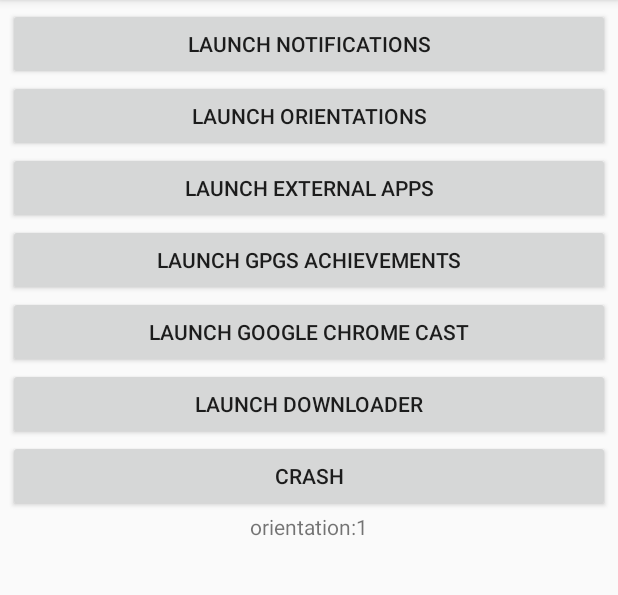
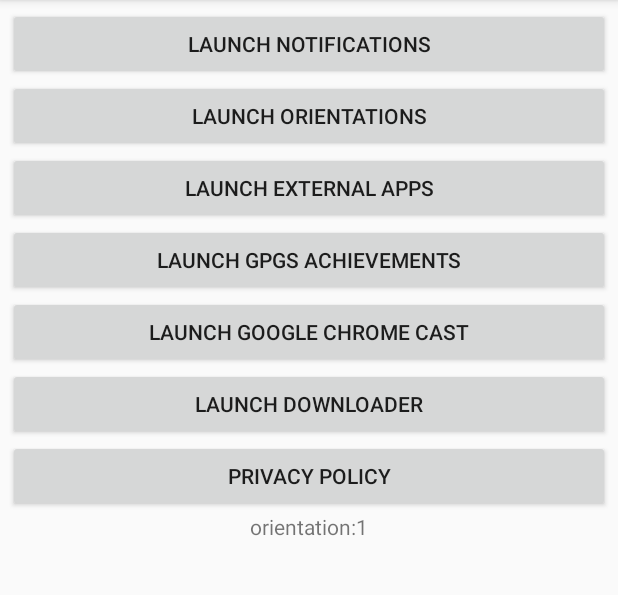
Before and after one commit to dhivadeekshi/MyAndroidSamples, an Android app: the screen it shows after launch (MainActivity), on a phone screen of 412 x 824 dp, the part 84-679 px from its top. Run offline under Robolectric (Android 15) with nearby library versions, the phone set to English and light mode, and no system bars; libraries missing offline, so code that uses them is left out: com.crashlytics.android; 1 statement that could not run was skipped.

Commit message:
Added Privacy Policy
Added button for the Privacy Policy
Privacy policy button will redirect the user to the new Privacy Policy URL
Removed the Test Crash Button

```diff
--- a/app/src/main/res/layout/activity_main.xml
+++ b/app/src/main/res/layout/activity_main.xml
@@ -47,11 +47,19 @@
             android:id="@+id/BtnLaunchDownloader"
             android:text="@string/launch_downloader"/>
 
+        <!-- Removed the test crash button
         <Button
             android:id="@+id/buttonTestCrash"
             android:layout_width="match_parent"
             android:layout_height="wrap_content"
             android:text="@string/text_crash"
+            android:onClick="onClick"/>-->
+
+        <Button
+            android:id="@+id/buttonPrivacyPolicy"
+            android:layout_width="match_parent"
+            android:layout_height="wrap_content"
+            android:text="@string/privacy_policy"
             android:onClick="onClick"/>
 
         <TextView
--- a/app/src/main/res/values/strings.xml
+++ b/app/src/main/res/values/strings.xml
@@ -19,4 +19,5 @@
     <string name="launch_downloader">Launch Downloader</string>
     <string name="externalapps_samples">External Apps Samples</string>
     <string name="default_notification_channel_id">channel_default</string>
+    <string name="privacy_policy">Privacy Policy</string>
 </resources>
```
Also changed, not shown: app/src/main/java/com/dhivakar/mysamples/BaseAppCompatActivity.java (+7 -0 lines), app/src/main/java/com/dhivakar/mysamples/MainActivity.java (+11 -0 lines).
